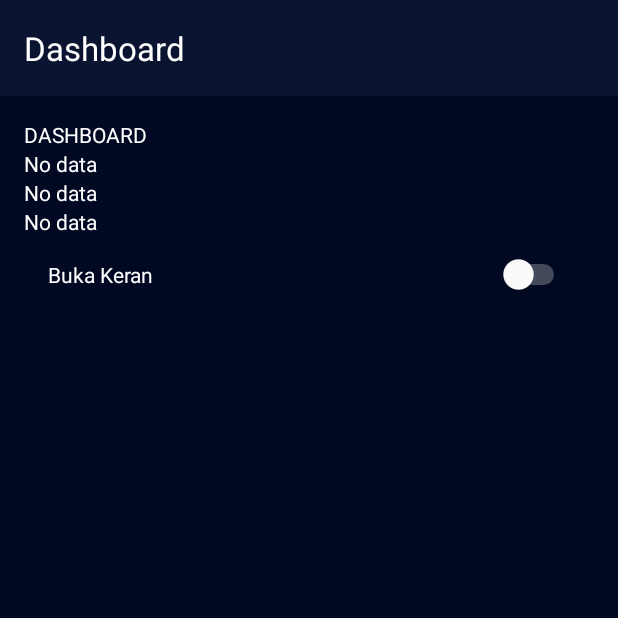
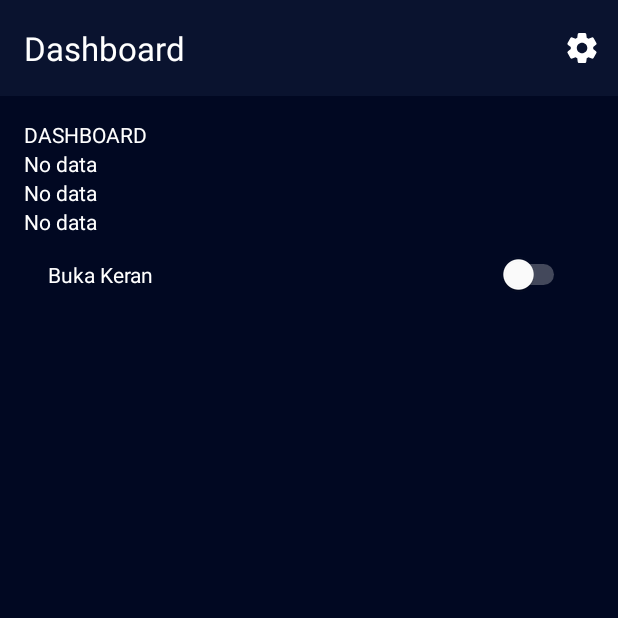
Before and after one commit to MFajriansyah46/smartwatertank, an Android app: the screen it shows after launch once a user with an empty profile is signed in (MainActivity), on a phone screen of 412 x 824 dp, the top half of it. Run offline under Robolectric (Android 15) with nearby library versions, the light colour scheme and no system bars; our stand-ins replace Firebase (no records; nobody signed in at launch, a user with empty details on screens opened directly).

Commit message:
tombol menu setting

```diff
--- a/app/src/main/AndroidManifest.xml
+++ b/app/src/main/AndroidManifest.xml
@@ -32,6 +32,10 @@
         <activity
             android:name=".LoginActivity"
             android:exported="true" />
+
+        <activity
+            android:name=".SettingsActivity"
+            android:exported="true" />
     </application>
 
 </manifest>
--- a/app/src/main/java/com/bangraja/smartwatertank/MainActivity.java
+++ b/app/src/main/java/com/bangraja/smartwatertank/MainActivity.java
@@ -2,6 +2,8 @@ package com.bangraja.smartwatertank;
 
 import android.content.Intent;
 import android.os.Bundle;
+import android.view.Menu;
+import android.view.MenuItem;
 import androidx.appcompat.app.AppCompatActivity;
 import androidx.appcompat.widget.Toolbar;
 import androidx.fragment.app.Fragment;
@@ -66,4 +68,23 @@ public class MainActivity extends AppCompatActivity {
         // Set default fragment
         bottomNavigationView.setSelectedItemId(R.id.nav_dashboard);
     }
+
+    @Override
+    public boolean onCreateOptionsMenu(Menu menu) {
+        getMenuInflater().inflate(R.menu.toolbar_menu, menu);
+        return true;
+    }
+
+    @Override
+    public boolean onOptionsItemSelected(MenuItem item) {
+        int id = item.getItemId();
+
+        if (id == R.id.action_settings) {
+            // Navigasi ke halaman pengaturan
+            startActivity(new Intent(MainActivity.this, SettingsActivity.class));
+            return true;
+        }
+
+        return super.onOptionsItemSelected(item);
+    }
 }
--- /dev/null
+++ b/app/src/main/res/drawable/ic_setting.xml
@@ -0,0 +1,9 @@
+<vector xmlns:android="http://schemas.android.com/apk/res/android"
+    android:width="24dp"
+    android:height="24dp"
+    android:viewportWidth="24"
+    android:viewportHeight="24">
+    <path
+        android:fillColor="@color/white"
+        android:pathData="M19.5,12c0,-0.23 -0.01,-0.45 -0.03,-0.68l1.86,-1.41c0.4,-0.3 0.51,-0.86 0.26,-1.3l-1.87,-3.23a0.987,0.987 0 0 0 -1.25,-0.42l-2.15,0.91c-0.37,-0.26 -0.76,-0.49 -1.17,-0.68l-0.29,-2.31c-0.06,-0.5 -0.49,-0.88 -0.99,-0.88h-3.73c-0.51,0 -0.94,0.38 -1,0.88l-0.29,2.31c-0.41,0.19 -0.8,0.42 -1.17,0.68l-2.15,-0.91c-0.46,-0.2 -1,-0.02 -1.25,0.42L2.41,8.62c-0.25,0.44 -0.14,0.99 0.26,1.3l1.86,1.41a7.3,7.3 0 0 0 0,1.35l-1.86,1.41c-0.4,0.3 -0.51,0.86 -0.26,1.3l1.87,3.23c0.25,0.44 0.79,0.62 1.25,0.42l2.15,-0.91c0.37,0.26 0.76,0.49 1.17,0.68l0.29,2.31c0.06,0.5 0.49,0.88 0.99,0.88h3.73c0.5,0 0.93,-0.38 0.99,-0.88l0.29,-2.31c0.41,-0.19 0.8,-0.42 1.17,-0.68l2.15,0.91c0.46,0.2 1,0.02 1.25,-0.42l1.87,-3.23c0.25,-0.44 0.14,-0.99 -0.26,-1.3l-1.86,-1.41c0.03,-0.23 0.04,-0.45 0.04,-0.68zM12.04,15.5c-1.93,0 -3.5,-1.57 -3.5,-3.5s1.57,-3.5 3.5,-3.5s3.5,1.57 3.5,3.5s-1.57,3.5 -3.5,3.5z"/>
+</vector>
--- /dev/null
+++ b/app/src/main/res/menu/toolbar_menu.xml
@@ -0,0 +1,9 @@
+<?xml version="1.0" encoding="utf-8"?>
+<menu xmlns:android="http://schemas.android.com/apk/res/android"
+      xmlns:app="http://schemas.android.com/apk/res-auto">
+    <item
+        android:id="@+id/action_settings"
+        android:icon="@drawable/ic_setting"
+        android:title="Pengaturan"
+        app:showAsAction="always" />
+</menu>
```
Also changed, not shown: app/src/main/java/com/bangraja/smartwatertank/SettingsActivity.java (added, +13 -0 lines), app/src/main/res/layout/activity_settings.xml (added, +35 -0 lines).
